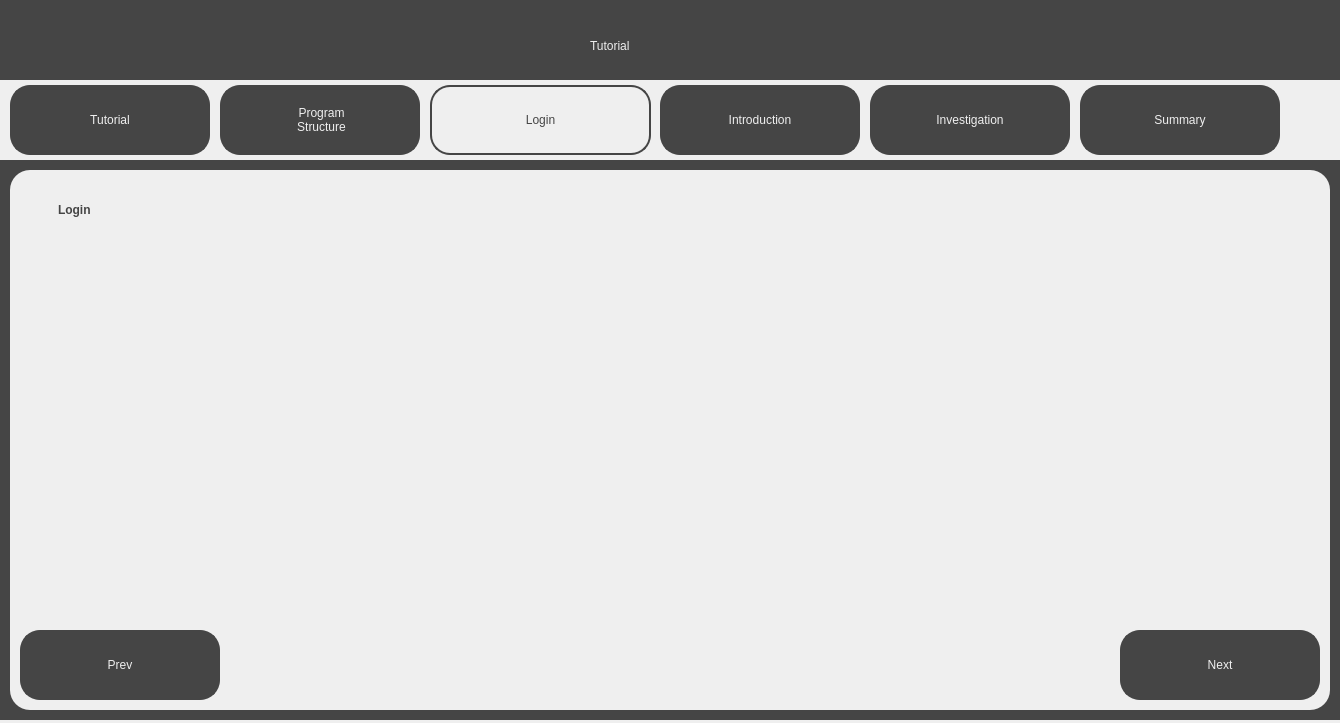
The window that src/ui/tutorial_screens/login_tutorial.ui (jackm245/Riemann-Hypothesis) describes before a commit, drawn with Qt 5.
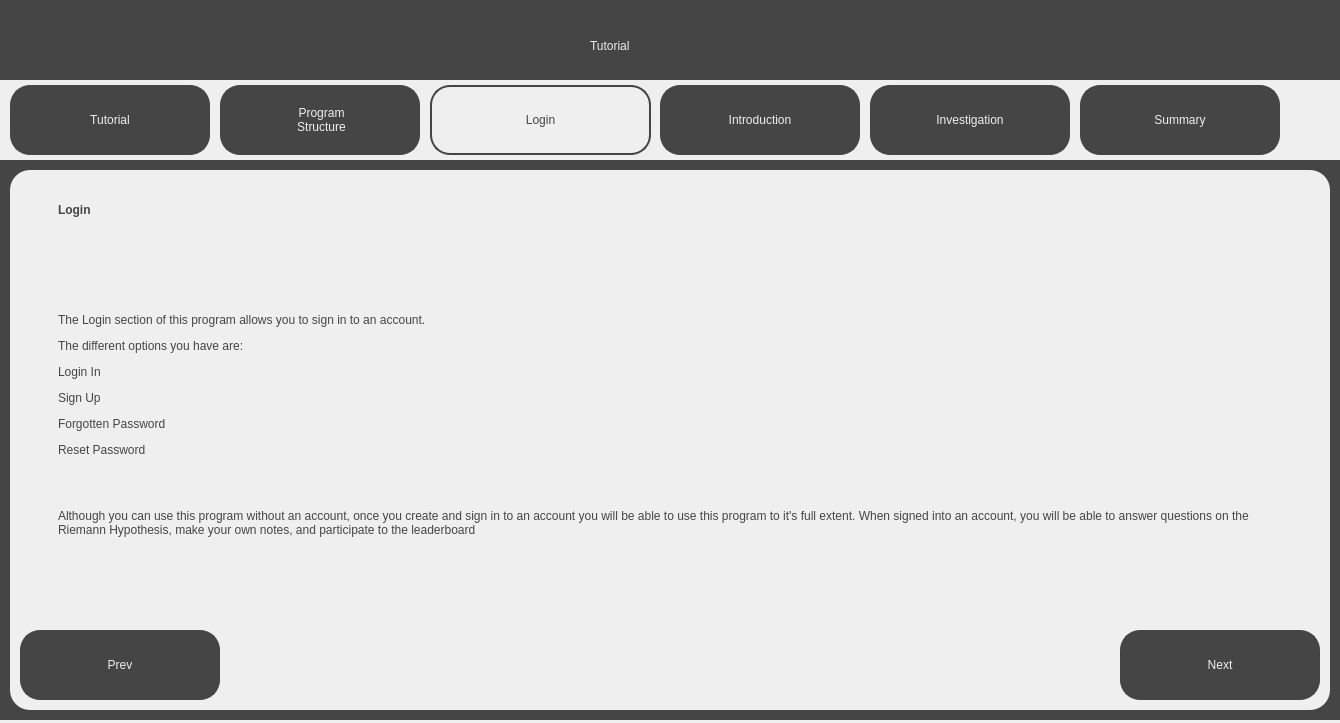
The same window after the commit.

```diff
--- a/src/ui/tutorial_screens/login_tutorial.ui
+++ b/src/ui/tutorial_screens/login_tutorial.ui
@@ -308,6 +308,26 @@
       <string>&lt;html&gt;&lt;head/&gt;&lt;body&gt;&lt;p&gt;&lt;span style=&quot; font-weight:600;&quot;&gt;Login&lt;/span&gt;&lt;/p&gt;&lt;/body&gt;&lt;/html&gt;</string>
      </property>
     </widget>
+    <widget class="QLabel" name="MainText">
+     <property name="geometry">
+      <rect>
+       <x>40</x>
+       <y>60</y>
+       <width>1251</width>
+       <height>391</height>
+      </rect>
+     </property>
+     <property name="styleSheet">
+      <string notr="true">font: 13pt &quot;Sans Serif&quot;; color:rgb(69, 69, 69);
+background-color: rgb(239, 239, 239); padding: 5px;</string>
+     </property>
+     <property name="text">
+      <string>&lt;html&gt;&lt;head/&gt;&lt;body&gt;&lt;p&gt;The Login section of this program allows you to sign in to an account.&lt;/p&gt;&lt;p&gt;The different options you have are: &lt;/p&gt;&lt;p&gt;Login In&lt;/p&gt;&lt;p&gt;Sign Up&lt;/p&gt;&lt;p&gt;Forgotten Password&lt;/p&gt;&lt;p&gt;Reset Password&lt;/p&gt;&lt;p&gt;&lt;br/&gt;&lt;/p&gt;&lt;p&gt;Although you can use this program without an account, once you create and sign in to an account you will be able to use this program to it's full extent. When signed into an account, you will be able to answer questions on the Riemann Hypothesis, make your own notes, and participate to the leaderboard&lt;/p&gt;&lt;/body&gt;&lt;/html&gt;</string>
+     </property>
+     <property name="wordWrap">
+      <bool>true</bool>
+     </property>
+    </widget>
     <zorder>SubTitleText</zorder>
     <zorder>PrevButton</zorder>
     <zorder>NextButton</zorder>
```
Left out of the diff: 5 changed lines with no effect on the pictures.
